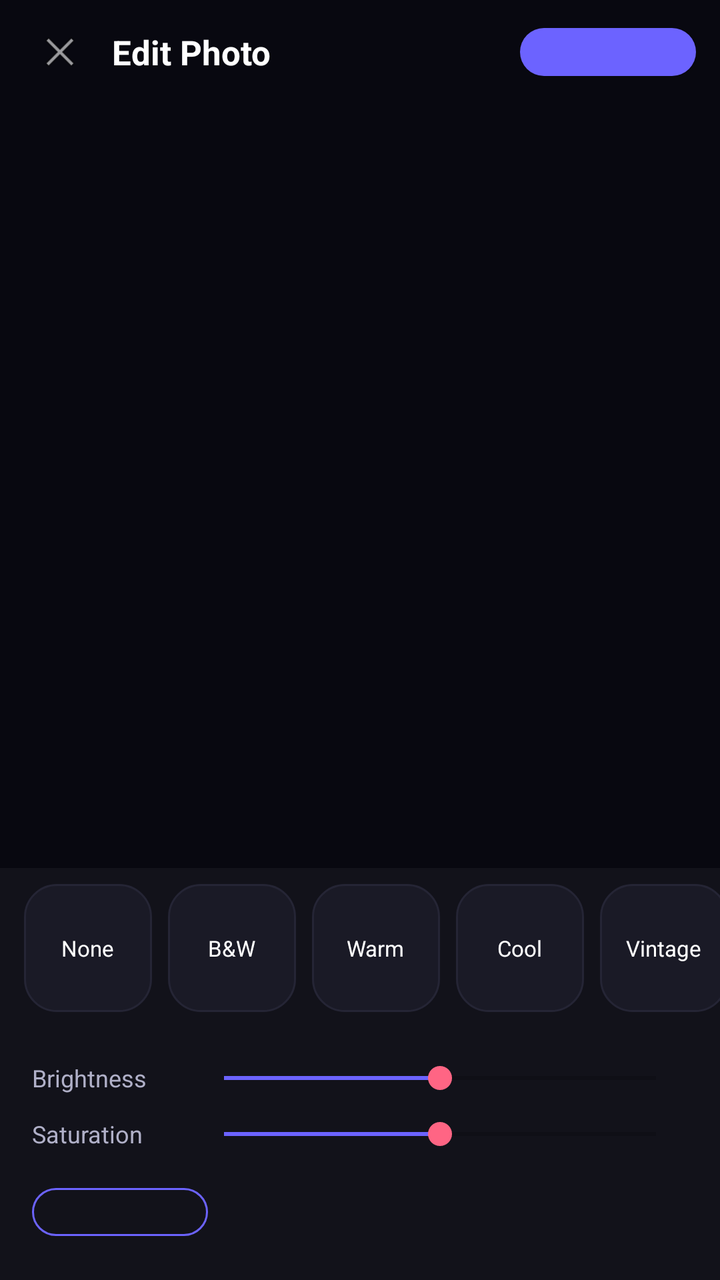
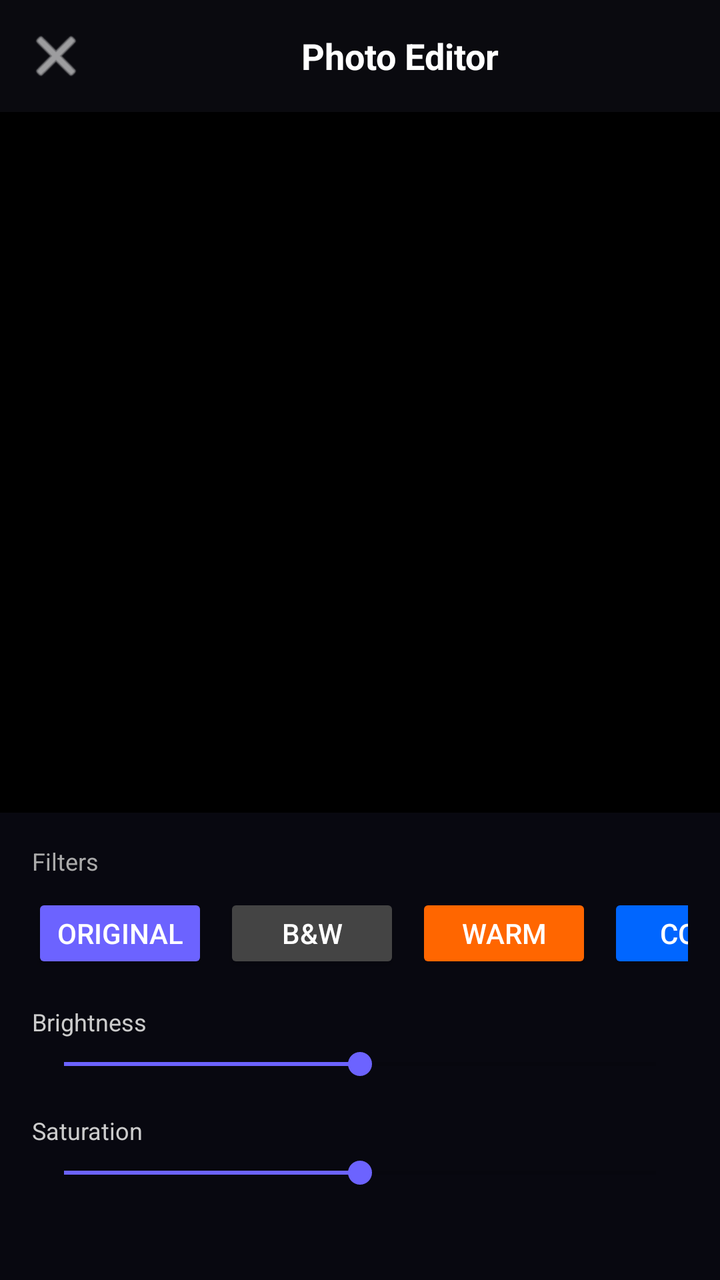

Screens rendered from an Android XML layout before and after an edit, with the pre-edit source and the edit as a unified diff.
<!-- AndroidManifest.xml: application theme Theme.Vexo -->
<!-- res/layout/activity_photo_editor.xml -->
<?xml version="1.0" encoding="utf-8"?>
<LinearLayout
    xmlns:android="http://schemas.android.com/apk/res/android"
    android:layout_width="match_parent"
    android:layout_height="match_parent"
    android:background="@color/bg_editor"
    android:orientation="vertical">

    <LinearLayout
        android:layout_width="match_parent"
        android:layout_height="52dp"
        android:gravity="center_vertical"
        android:orientation="horizontal"
        android:paddingHorizontal="12dp">

        <ImageView
            android:id="@+id/ivBack"
            android:layout_width="36dp"
            android:layout_height="36dp"
            android:padding="6dp"
            android:src="@android:drawable/ic_menu_close_clear_cancel"/>

        <TextView
            android:layout_width="0dp"
            android:layout_height="wrap_content"
            android:layout_marginStart="8dp"
            android:layout_weight="1"
            android:text="Edit Photo"
            android:textColor="@color/text_primary"
            android:textSize="17sp"
            android:textStyle="bold"/>

        <com.google.android.material.button.MaterialButton
            android:id="@+id/btnSave"
            android:layout_width="wrap_content"
            android:layout_height="36dp"
            android:text="Save"
            android:textSize="13sp"
            style="@style/VexoButton"/>

    </LinearLayout>

    <ImageView
        android:id="@+id/ivPhoto"
        android:layout_width="match_parent"
        android:layout_height="0dp"
        android:layout_weight="1"
        android:background="@color/bg_editor"
        android:scaleType="fitCenter"/>

    <HorizontalScrollView
        android:layout_width="match_parent"
        android:layout_height="80dp"
        android:background="@color/bg_secondary"
        android:scrollbars="none">
        <LinearLayout
            android:layout_width="wrap_content"
            android:layout_height="match_parent"
            android:gravity="center_vertical"
            android:orientation="horizontal"
            android:paddingHorizontal="12dp">

            <LinearLayout android:id="@+id/btnFilterNone"
                android:layout_width="64dp" android:layout_height="64dp"
                android:gravity="center"
                android:background="@drawable/bg_card"
                android:layout_marginEnd="8dp"
                android:clickable="true" android:focusable="true">
                <TextView android:layout_width="wrap_content"
                    android:layout_height="wrap_content"
                    android:text="None"
                    android:textColor="@color/text_primary"
                    android:textSize="11sp"/>
            </LinearLayout>

            <LinearLayout android:id="@+id/btnFilterBW"
                android:layout_width="64dp" android:layout_height="64dp"
                android:gravity="center"
                android:background="@drawable/bg_card"
                android:layout_marginEnd="8dp"
                android:clickable="true" android:focusable="true">
                <TextView android:layout_width="wrap_content"
                    android:layout_height="wrap_content"
                    android:text="B&amp;W"
                    android:textColor="@color/text_primary"
                    android:textSize="11sp"/>
            </LinearLayout>

            <LinearLayout android:id="@+id/btnFilterWarm"
                android:layout_width="64dp" android:layout_height="64dp"
                android:gravity="center"
                android:background="@drawable/bg_card"
                android:layout_marginEnd="8dp"
                android:clickable="true" android:focusable="true">
                <TextView android:layout_width="wrap_content"
                    android:layout_height="wrap_content"
                    android:text="Warm"
                    android:textColor="@color/text_primary"
                    android:textSize="11sp"/>
            </LinearLayout>

            <LinearLayout android:id="@+id/btnFilterCool"
                android:layout_width="64dp" android:layout_height="64dp"
                android:gravity="center"
                android:background="@drawable/bg_card"
                android:layout_marginEnd="8dp"
                android:clickable="true" android:focusable="true">
                <TextView android:layout_width="wrap_content"
                    android:layout_height="wrap_content"
                    android:text="Cool"
                    android:textColor="@color/text_primary"
                    android:textSize="11sp"/>
            </LinearLayout>

            <LinearLayout android:id="@+id/btnFilterVintage"
                android:layout_width="64dp" android:layout_height="64dp"
                android:gravity="center"
                android:background="@drawable/bg_card"
                android:clickable="true" android:focusable="true">
                <TextView android:layout_width="wrap_content"
                    android:layout_height="wrap_content"
                    android:text="Vintage"
                    android:textColor="@color/text_primary"
                    android:textSize="11sp"/>
            </LinearLayout>

        </LinearLayout>
    </HorizontalScrollView>

    <LinearLayout
        android:layout_width="match_parent"
        android:layout_height="wrap_content"
        android:background="@color/bg_secondary"
        android:orientation="vertical"
        android:padding="16dp">

        <LinearLayout android:layout_width="match_parent"
            android:layout_height="wrap_content"
            android:gravity="center_vertical"
            android:orientation="horizontal">
            <TextView android:layout_width="80dp"
                android:layout_height="wrap_content"
                android:text="Brightness"
                android:textColor="@color/text_secondary"
                android:textSize="12sp"/>
            <SeekBar android:id="@+id/seekBrightness"
                android:layout_width="0dp"
                android:layout_height="wrap_content"
                android:layout_weight="1"
                android:max="100" android:progress="50"
                android:progressTint="@color/vexo_purple"/>
        </LinearLayout>

        <LinearLayout android:layout_width="match_parent"
            android:layout_height="wrap_content"
            android:layout_marginTop="10dp"
            android:gravity="center_vertical"
            android:orientation="horizontal">
            <TextView android:layout_width="80dp"
                android:layout_height="wrap_content"
                android:text="Saturation"
                android:textColor="@color/text_secondary"
                android:textSize="12sp"/>
            <SeekBar android:id="@+id/seekSaturation"
                android:layout_width="0dp"
                android:layout_height="wrap_content"
                android:layout_weight="1"
                android:max="100" android:progress="50"
                android:progressTint="@color/vexo_purple"/>
        </LinearLayout>

        <com.google.android.material.button.MaterialButton
            android:id="@+id/btnReset"
            android:layout_width="wrap_content"
            android:layout_height="36dp"
            android:layout_marginTop="12dp"
            android:text="Reset"
            android:textSize="13sp"
            style="@style/VexoButtonOutline"/>

    </LinearLayout>

</LinearLayout>
<!-- resources referenced by this layout -->
<resources>
  <color name="bg_editor">#080810</color>
  <color name="bg_secondary">#12121A</color>
  <color name="text_primary">#FFFFFF</color>
  <color name="text_secondary">#B0B0C8</color>
  <color name="vexo_purple">#6C63FF</color>
  <!-- drawable bg_card (drawable) -->
  <?xml version="1.0" encoding="utf-8"?>
  <shape xmlns:android="http://schemas.android.com/apk/res/android">
      <solid android:color="#1A1A26"/>
      <corners android:radius="16dp"/>
      <stroke android:width="1dp" android:color="#252535"/>
  </shape>
  <style name="VexoButton" parent="Widget.MaterialComponents.Button">
          <item name="backgroundTint">@color/vexo_purple</item>
          <item name="android:textColor">@color/text_primary</item>
          <item name="cornerRadius">12dp</item>
          <item name="android:paddingTop">14dp</item>
          <item name="android:paddingBottom">14dp</item>
          <item name="android:textSize">15sp</item>
          <item name="android:textStyle">bold</item>
      </style>
  <style name="VexoButtonOutline" parent="Widget.MaterialComponents.Button.OutlinedButton">
          <item name="strokeColor">@color/vexo_purple</item>
          <item name="android:textColor">@color/vexo_purple</item>
          <item name="cornerRadius">12dp</item>
          <item name="android:paddingTop">14dp</item>
          <item name="android:paddingBottom">14dp</item>
          <item name="android:textSize">15sp</item>
      </style>
  <style name="Theme.Vexo" parent="Theme.MaterialComponents.DayNight.NoActionBar">
          <item name="colorPrimary">@color/vexo_purple</item>
          <item name="colorPrimaryVariant">@color/vexo_purple_dark</item>
          <item name="colorOnPrimary">@color/text_primary</item>
          <item name="colorSecondary">@color/vexo_pink</item>
          <item name="android:colorBackground">@color/bg_primary</item>
          <item name="colorSurface">@color/bg_secondary</item>
          <item name="colorOnSurface">@color/text_primary</item>
          <item name="colorError">@color/error</item>
          <item name="android:statusBarColor">@color/bg_primary</item>
          <item name="android:navigationBarColor">@color/bg_primary</item>
          <item name="android:windowLightStatusBar">false</item>
          <item name="android:windowBackground">@color/bg_primary</item>
      </style>
  <color name="vexo_purple_dark">#4B44CC</color>
  <color name="vexo_pink">#FF6584</color>
  <color name="bg_primary">#0A0A0F</color>
  <color name="error">#FF5252</color>
</resources>

<!-- the commit's change to res/layout/activity_photo_editor.xml (unified diff, before → after) -->
@@ -1,183 +1,164 @@
 <?xml version="1.0" encoding="utf-8"?>
-<LinearLayout
-    xmlns:android="http://schemas.android.com/apk/res/android"
+<LinearLayout xmlns:android="http://schemas.android.com/apk/res/android"
     android:layout_width="match_parent"
     android:layout_height="match_parent"
-    android:background="@color/bg_editor"
-    android:orientation="vertical">
+    android:orientation="vertical"
+    android:background="@color/bg_editor">
 
+    
     <LinearLayout
         android:layout_width="match_parent"
-        android:layout_height="52dp"
+        android:layout_height="56dp"
+        android:orientation="horizontal"
         android:gravity="center_vertical"
-        android:orientation="horizontal"
-        android:paddingHorizontal="12dp">
+        android:paddingStart="8dp"
+        android:paddingEnd="8dp"
+        android:background="@color/bg_primary">
 
-        <ImageView
-            android:id="@+id/ivBack"
-            android:layout_width="36dp"
-            android:layout_height="36dp"
-            android:padding="6dp"
-            android:src="@android:drawable/ic_menu_close_clear_cancel"/>
+        <ImageButton
+            android:id="@+id/btnBack"
+            android:layout_width="40dp"
+            android:layout_height="40dp"
+            android:src="@android:drawable/ic_menu_close_clear_cancel"
+            android:background="?attr/selectableItemBackgroundBorderless"
+            android:tint="#FFFFFF" />
 
         <TextView
             android:layout_width="0dp"
             android:layout_height="wrap_content"
-            android:layout_marginStart="8dp"
             android:layout_weight="1"
-            android:text="Edit Photo"
-            android:textColor="@color/text_primary"
-            android:textSize="17sp"
-            android:textStyle="bold"/>
-
-        <com.google.android.material.button.MaterialButton
-            android:id="@+id/btnSave"
-            android:layout_width="wrap_content"
-            android:layout_height="36dp"
-            android:text="Save"
-            android:textSize="13sp"
-            style="@style/VexoButton"/>
-
+            android:text="Photo Editor"
+            android:textColor="#FFFFFF"
+            android:textSize="18sp"
+            android:textStyle="bold"
+            android:gravity="center" />
     </LinearLayout>
 
+    
     <ImageView
         android:id="@+id/ivPhoto"
         android:layout_width="match_parent"
         android:layout_height="0dp"
-        android:layout_weight="1"
-        android:background="@color/bg_editor"
-        android:scaleType="fitCenter"/>
+        android:layout_weight="3"
+        android:scaleType="fitCenter"
+        android:background="#000000" />
 
-    <HorizontalScrollView
+    
+    <ScrollView
         android:layout_width="match_parent"
-        android:layout_height="80dp"
-        android:background="@color/bg_secondary"
-        android:scrollbars="none">
+        android:layout_height="0dp"
+        android:layout_weight="2">
+
         <LinearLayout
-            android:layout_width="wrap_content"
-            android:layout_height="match_parent"
-            android:gravity="center_vertical"
-            android:orientation="horizontal"
-            android:paddingHorizontal="12dp">
+            android:layout_width="match_parent"
+            android:layout_height="wrap_content"
+            android:orientation="vertical"
+            android:padding="16dp">
 
-            <LinearLayout android:id="@+id/btnFilterNone"
-                android:layout_width="64dp" android:layout_height="64dp"
-                android:gravity="center"
-                android:background="@drawable/bg_card"
-                android:layout_marginEnd="8dp"
-                android:clickable="true" android:focusable="true">
-                <TextView android:layout_width="wrap_content"
+            
+            <TextView
+                android:layout_width="wrap_content"
+                android:layout_height="wrap_content"
+                android:text="Filters"
+                android:textColor="#AAAAAA"
+                android:textSize="12sp"
+                android:layout_marginBottom="8dp" />
+
+            <HorizontalScrollView
+                android:layout_width="match_parent"
+                android:layout_height="wrap_content"
+                android:scrollbars="none"
+                android:layout_marginBottom="16dp">
+
+                <LinearLayout
+                    android:layout_width="wrap_content"
                     android:layout_height="wrap_content"
-                    android:text="None"
-                    android:textColor="@color/text_primary"
-                    android:textSize="11sp"/>
-            </LinearLayout>
+                    android:orientation="horizontal">
 
-            <LinearLayout android:id="@+id/btnFilterBW"
-                android:layout_width="64dp" android:layout_height="64dp"
-                android:gravity="center"
-                android:background="@drawable/bg_card"
-                android:layout_marginEnd="8dp"
-                android:clickable="true" android:focusable="true">
-                <TextView android:layout_width="wrap_content"
-                    android:layout_height="wrap_content"
-                    android:text="B&amp;W"
-                    android:textColor="@color/text_primary"
-                    android:textSize="11sp"/>
-            </LinearLayout>
+                    <Button
+                        android:id="@+id/btnFilterOriginal"
+                        android:layout_width="wrap_content"
+                        android:layout_height="40dp"
+                        android:text="Original"
+                        android:textColor="#FFFFFF"
+                        android:backgroundTint="@color/vexo_purple"
+                        android:layout_marginEnd="8dp" />
 
-            <LinearLayout android:id="@+id/btnFilterWarm"
-                android:layout_width="64dp" android:layout_height="64dp"
-                android:gravity="center"
-                android:background="@drawable/bg_card"
-                android:layout_marginEnd="8dp"
-                android:clickable="true" android:focusable="true">
-                <TextView android:layout_width="wrap_content"
-                    android:layout_height="wrap_content"
-                    android:text="Warm"
-                    android:textColor="@color/text_primary"
-                    android:textSize="11sp"/>
-            </LinearLayout>
+                    <Button
+                        android:id="@+id/btnFilterBW"
+                        android:layout_width="wrap_content"
+                        android:layout_height="40dp"
+                        android:text="B&amp;W"
+                        android:textColor="#FFFFFF"
+                        android:backgroundTint="#444444"
+                        android:layout_marginEnd="8dp" />
 
-            <LinearLayout android:id="@+id/btnFilterCool"
-                android:layout_width="64dp" android:layout_height="64dp"
-                android:gravity="center"
-                android:background="@drawable/bg_card"
-                android:layout_marginEnd="8dp"
-                android:clickable="true" android:focusable="true">
-                <TextView android:layout_width="wrap_content"
-                    android:layout_height="wrap_content"
-                    android:text="Cool"
-                    android:textColor="@color/text_primary"
-                    android:textSize="11sp"/>
-            </LinearLayout>
+                    <Button
+                        android:id="@+id/btnFilterWarm"
+                        android:layout_width="wrap_content"
+                        android:layout_height="40dp"
+                        android:text="Warm"
+                        android:textColor="#FFFFFF"
+                        android:backgroundTint="#FF6600"
+                        android:layout_marginEnd="8dp" />
 
-            <LinearLayout android:id="@+id/btnFilterVintage"
-                android:layout_width="64dp" android:layout_height="64dp"
-                android:gravity="center"
-                android:background="@drawable/bg_card"
-                android:clickable="true" android:focusable="true">
-                <TextView android:layout_width="wrap_content"
-                    android:layout_height="wrap_content"
-                    android:text="Vintage"
-                    android:textColor="@color/text_primary"
-                    android:textSize="11sp"/>
-            </LinearLayout>
+                    <Button
+                        android:id="@+id/btnFilterCool"
+                        android:layout_width="wrap_content"
+                        android:layout_height="40dp"
+                        android:text="Cool"
+                        android:textColor="#FFFFFF"
+                        android:backgroundTint="#0066FF"
+                        android:layout_marginEnd="8dp" />
+
+                    <Button
+                        android:id="@+id/btnFilterVintage"
+                        android:layout_width="wrap_content"
+                        android:layout_height="40dp"
+                        android:text="Vintage"
+                        android:textColor="#FFFFFF"
+                        android:backgroundTint="#886644" />
+                </LinearLayout>
+            </HorizontalScrollView>
+
+            
+            <TextView
+                android:layout_width="wrap_content"
+                android:layout_height="wrap_content"
+                android:text="Brightness"
+                android:textColor="#CCCCCC"
+                android:textSize="12sp"
+                android:layout_marginBottom="4dp" />
+
+            <SeekBar
+                android:id="@+id/sbBrightness"
+                android:layout_width="match_parent"
+                android:layout_height="wrap_content"
+                android:max="100"
+                android:progress="50"
+                android:progressTint="@color/vexo_purple"
+                android:thumbTint="@color/vexo_purple"
+                android:layout_marginBottom="16dp" />
+
+            
+            <TextView
+                android:layout_width="wrap_content"
+                android:layout_height="wrap_content"
+                android:text="Saturation"
+                android:textColor="#CCCCCC"
+                android:textSize="12sp"
+                android:layout_marginBottom="4dp" />
+
+            <SeekBar
+                android:id="@+id/sbSaturation"
+                android:layout_width="match_parent"
+                android:layout_height="wrap_content"
+                android:max="100"
+                android:progress="50"
+                android:progressTint="@color/vexo_purple"
+                android:thumbTint="@color/vexo_purple" />
 
         </LinearLayout>
-    </HorizontalScrollView>
-
-    <LinearLayout
-        android:layout_width="match_parent"
-        android:layout_height="wrap_content"
-        android:background="@color/bg_secondary"
-        android:orientation="vertical"
-        android:padding="16dp">
-
-        <LinearLayout android:layout_width="match_parent"
-            android:layout_height="wrap_content"
-            android:gravity="center_vertical"
-            android:orientation="horizontal">
-            <TextView android:layout_width="80dp"
-                android:layout_height="wrap_content"
-                android:text="Brightness"
-                android:textColor="@color/text_secondary"
-                android:textSize="12sp"/>
-            <SeekBar android:id="@+id/seekBrightness"
-                android:layout_width="0dp"
-                android:layout_height="wrap_content"
-                android:layout_weight="1"
-                android:max="100" android:progress="50"
-                android:progressTint="@color/vexo_purple"/>
-        </LinearLayout>
-
-        <LinearLayout android:layout_width="match_parent"
-            android:layout_height="wrap_content"
-            android:layout_marginTop="10dp"
-            android:gravity="center_vertical"
-            android:orientation="horizontal">
-            <TextView android:layout_width="80dp"
-                android:layout_height="wrap_content"
-                android:text="Saturation"
-                android:textColor="@color/text_secondary"
-                android:textSize="12sp"/>
-            <SeekBar android:id="@+id/seekSaturation"
-                android:layout_width="0dp"
-                android:layout_height="wrap_content"
-                android:layout_weight="1"
-                android:max="100" android:progress="50"
-                android:progressTint="@color/vexo_purple"/>
-        </LinearLayout>
-
-        <com.google.android.material.button.MaterialButton
-            android:id="@+id/btnReset"
-            android:layout_width="wrap_content"
-            android:layout_height="36dp"
-            android:layout_marginTop="12dp"
-            android:text="Reset"
-            android:textSize="13sp"
-            style="@style/VexoButtonOutline"/>
-
-    </LinearLayout>
+    </ScrollView>
 
 </LinearLayout>
<!-- resource entries referenced after the edit -->
@@ -1,34 +1,8 @@
 <!-- resources referenced by this layout -->
 <resources>
   <color name="bg_editor">#080810</color>
-  <color name="bg_secondary">#12121A</color>
-  <color name="text_primary">#FFFFFF</color>
-  <color name="text_secondary">#B0B0C8</color>
+  <color name="bg_primary">#0A0A0F</color>
   <color name="vexo_purple">#6C63FF</color>
-  <!-- drawable bg_card (drawable) -->
-  <?xml version="1.0" encoding="utf-8"?>
-  <shape xmlns:android="http://schemas.android.com/apk/res/android">
-      <solid android:color="#1A1A26"/>
-      <corners android:radius="16dp"/>
-      <stroke android:width="1dp" android:color="#252535"/>
-  </shape>
-  <style name="VexoButton" parent="Widget.MaterialComponents.Button">
-          <item name="backgroundTint">@color/vexo_purple</item>
-          <item name="android:textColor">@color/text_primary</item>
-          <item name="cornerRadius">12dp</item>
-          <item name="android:paddingTop">14dp</item>
-          <item name="android:paddingBottom">14dp</item>
-          <item name="android:textSize">15sp</item>
-          <item name="android:textStyle">bold</item>
-      </style>
-  <style name="VexoButtonOutline" parent="Widget.MaterialComponents.Button.OutlinedButton">
-          <item name="strokeColor">@color/vexo_purple</item>
-          <item name="android:textColor">@color/vexo_purple</item>
-          <item name="cornerRadius">12dp</item>
-          <item name="android:paddingTop">14dp</item>
-          <item name="android:paddingBottom">14dp</item>
-          <item name="android:textSize">15sp</item>
-      </style>
   <style name="Theme.Vexo" parent="Theme.MaterialComponents.DayNight.NoActionBar">
           <item name="colorPrimary">@color/vexo_purple</item>
           <item name="colorPrimaryVariant">@color/vexo_purple_dark</item>
@@ -44,8 +18,9 @@
           <item name="android:windowBackground">@color/bg_primary</item>
       </style>
   <color name="vexo_purple_dark">#4B44CC</color>
+  <color name="text_primary">#FFFFFF</color>
   <color name="vexo_pink">#FF6584</color>
-  <color name="bg_primary">#0A0A0F</color>
+  <color name="bg_secondary">#12121A</color>
   <color name="error">#FF5252</color>
 </resources>
 
